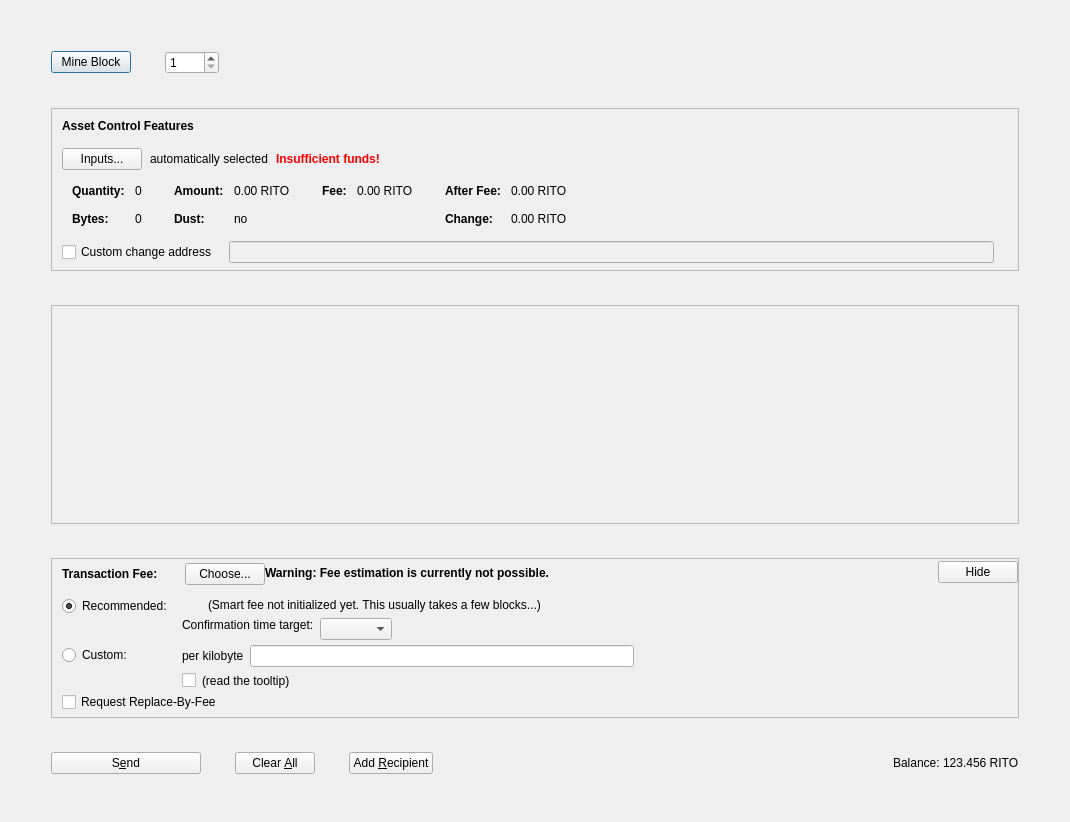
This is src/qt/forms/assetsdialog.ui in leto/Ritocoin as Qt 5 draws it before an edit. The edited form follows.
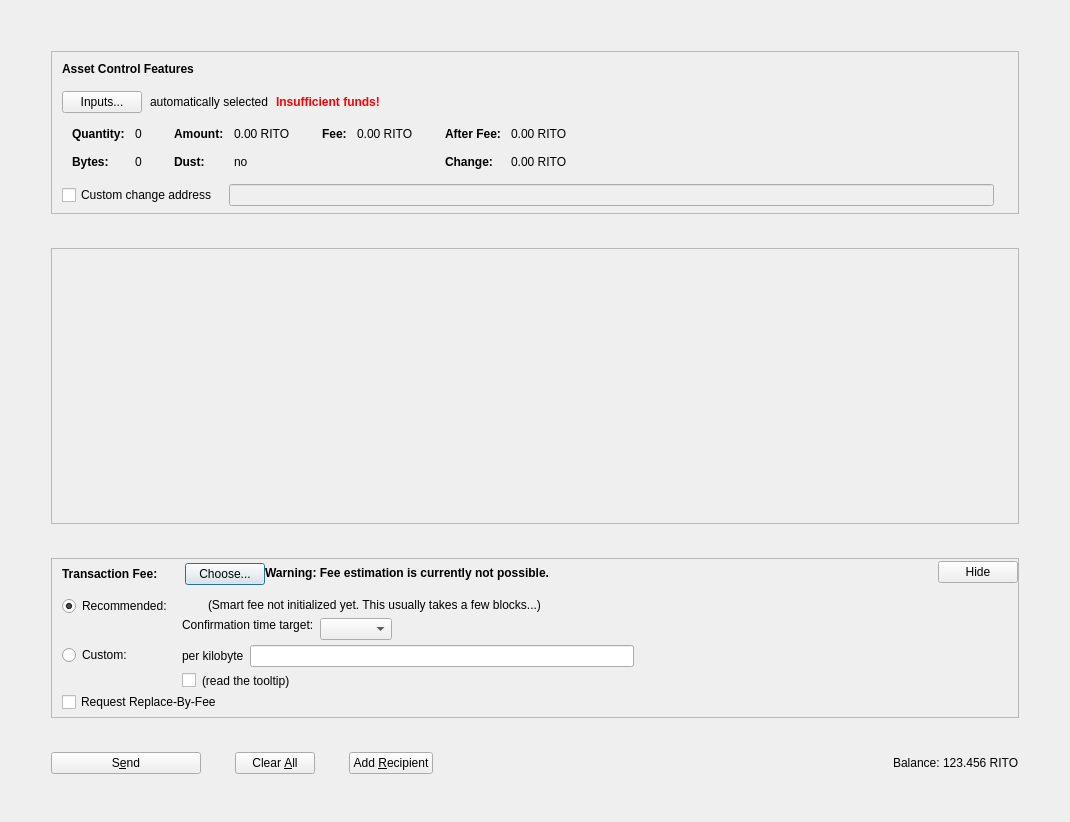
This is the edited form. Icons and pictures are not drawn. Custom widgets are drawn as their Qt base class.

```diff
--- a/src/qt/forms/assetsdialog.ui
+++ b/src/qt/forms/assetsdialog.ui
@@ -34,52 +34,6 @@
      <property name="bottomMargin">
       <number>40</number>
      </property>
-     <item>
-      <layout class="QHBoxLayout" name="horizontalLayout_3">
-       <property name="sizeConstraint">
-        <enum>QLayout::SetDefaultConstraint</enum>
-       </property>
-       <item>
-        <widget class="QPushButton" name="mineButton">
-         <property name="text">
-          <string>Mine Block</string>
-         </property>
-        </widget>
-       </item>
-       <item>
-        <widget class="QSpinBox" name="mineBlocksCount">
-         <property name="minimum">
-          <number>1</number>
-         </property>
-         <property name="maximum">
-          <number>1000</number>
-         </property>
-         <property name="singleStep">
-          <number>10</number>
-         </property>
-         <property name="value">
-          <number>1</number>
-         </property>
-         <property name="displayIntegerBase">
-          <number>10</number>
-         </property>
-        </widget>
-       </item>
-       <item>
-        <spacer name="horizontalSpacer_3">
-         <property name="orientation">
-          <enum>Qt::Horizontal</enum>
-         </property>
-         <property name="sizeHint" stdset="0">
-          <size>
-           <width>40</width>
-           <height>20</height>
-          </size>
-         </property>
-        </spacer>
-       </item>
-      </layout>
-     </item>
      <item>
       <widget class="QFrame" name="frameAssetControl">
        <property name="sizePolicy">
@@ -651,7 +605,7 @@
           <x>0</x>
           <y>0</y>
           <width>964</width>
-          <height>98</height>
+          <height>165</height>
          </rect>
         </property>
         <layout class="QVBoxLayout" name="verticalLayout_2" stretch="0,1">
```
